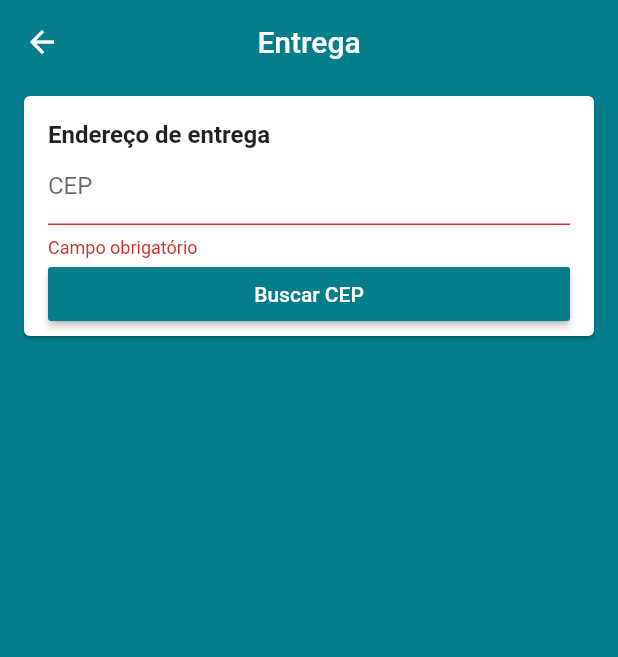
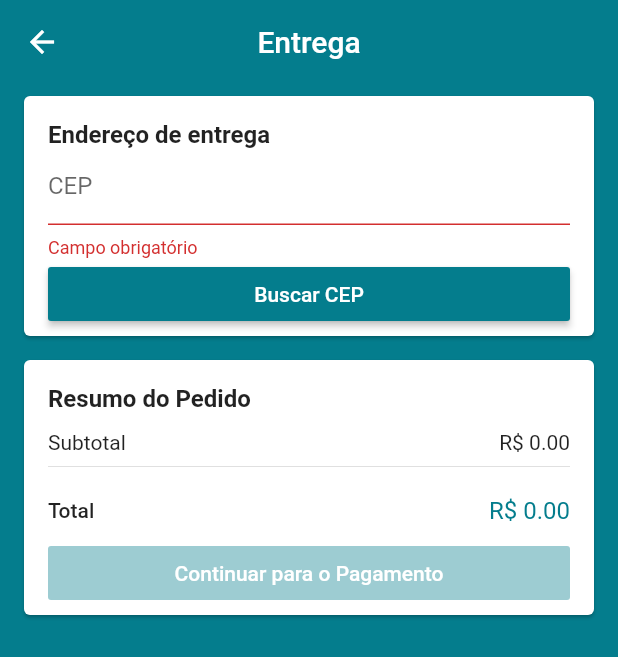
Before and after one commit to ThiagooSr/AppLojaVirtual, a Flutter app: the AddressScreen screen opened by its route, after a tap on "Buscar CEP", on a phone screen of 412 x 824 dp. Shown: the top 657 px of the screen. Run offline on Flutter 3.47's test engine with Material 2 defaults, Android fonts, the phone set to English and light mode, and no system bars; our stand-ins replace carousel_pro, cloud_firestore, dio, firebase_auth, firebase_storage, geolocator and 3 more; missing offline and left inert: alphabet_list_scroll_view; accounts and stored records are empty; statements that could not run were skipped.

Commit message:
Terminando as configurações para calcular o frete. Foi adicionado a informação de CEP invalido.

```diff
--- a/lib/common/price_card.dart
+++ b/lib/common/price_card.dart
@@ -13,6 +13,8 @@ class PriceCard extends StatelessWidget {
   Widget build(BuildContext context) {
     final cartManager = context.watch<CartManager>();
     final productsPrice = cartManager.productsPrice;
+    final deliveryPrice = cartManager.deliveryPrice;
+    final totalPrice = cartManager.totalPrice;
 
     return Card(
       margin: const EdgeInsets.symmetric(horizontal: 16, vertical: 8),
@@ -38,6 +40,18 @@ class PriceCard extends StatelessWidget {
               ],
             ),
             const Divider(),
+
+            if(deliveryPrice != null)
+              ...[
+                Row(
+                  mainAxisAlignment: MainAxisAlignment.spaceBetween,
+                  children: <Widget>[
+                    const Text('Entrega'),
+                    Text('R\$ ${deliveryPrice.toStringAsFixed(2)}')
+                  ],
+                ),
+                const Divider(),
+              ],
             const SizedBox(height: 12,),
             Row(
               mainAxisAlignment: MainAxisAlignment.spaceBetween,
@@ -45,7 +59,7 @@ class PriceCard extends StatelessWidget {
                 Text('Total',
                 style: TextStyle(fontWeight: FontWeight.w500),
                 ),
-                Text('R\$ ${productsPrice.toStringAsFixed(2)}',
+                Text('R\$ ${totalPrice.toStringAsFixed(2)}',
                   style: TextStyle(
                     color: Theme.of(context).primaryColor,
                     fontSize: 16.0,
--- a/lib/screens/address/address_screen.dart
+++ b/lib/screens/address/address_screen.dart
@@ -1,5 +1,8 @@
 import 'package:flutter/material.dart';
+import 'package:lojavirtualapp/common/price_card.dart';
+import 'package:lojavirtualapp/models/cart_manager.dart';
 import 'package:lojavirtualapp/screens/address/components/address_card.dart';
+import 'package:provider/provider.dart';
 
 class AddressScreen extends StatelessWidget {
   @override
@@ -12,6 +15,17 @@ class AddressScreen extends StatelessWidget {
       body:  ListView(
         children: <Widget>[
           AddressCard(),
+          Consumer<CartManager>(
+              builder: (_, cartManager, __){
+                return PriceCard(
+                  buttonText: 'Continuar para o Pagamento',
+                  onPressed: cartManager.isAddressValid ? (){
+
+                  } : null,
+                );
+              },
+              ),
+
         ],
       ),
     );
--- a/lib/screens/address/components/address_card.dart
+++ b/lib/screens/address/components/address_card.dart
@@ -29,6 +29,7 @@ class AddressCard extends StatelessWidget {
                   ),
                   CepInputField(address),
                   AddressInputField(address),
+
                 ],
               ),
             );
--- a/lib/screens/address/components/address_input_field.dart
+++ b/lib/screens/address/components/address_input_field.dart
@@ -12,13 +12,16 @@ class AddressInputField extends StatelessWidget {
   @override
   Widget build(BuildContext context) {
     final primaryColor = Theme.of(context).primaryColor;
+    final cartManager = context.watch<CartManager>();
+
     String emptyValidator(String text) =>
         text.isEmpty ? 'Campo obrigatório' : null;
 
-    if(address.zipCode != null)
+    if(address.zipCode != null && cartManager.deliveryPrice == null)
     return Column(
       children: <Widget>[
         TextFormField(
+          enabled: !cartManager.loading,
           initialValue: address.street,
           decoration: const InputDecoration(
             isDense: true,
@@ -32,6 +35,7 @@ class AddressInputField extends StatelessWidget {
           children: <Widget>[
             Expanded(
               child: TextFormField(
+                enabled: !cartManager.loading,
                 initialValue: address.number,
                 decoration: const InputDecoration(
                   isDense: true,
@@ -51,6 +55,7 @@ class AddressInputField extends StatelessWidget {
             ),
             Expanded(
               child: TextFormField(
+                enabled: !cartManager.loading,
                 initialValue: address.complement,
                 decoration: const InputDecoration(
                   isDense: true,
@@ -118,22 +123,44 @@ class AddressInputField extends StatelessWidget {
           ],
         ),
         const SizedBox(height: 8,),
+        if(!cartManager.loading)
+          LinearProgressIndicator(
+            valueColor: AlwaysStoppedAnimation(primaryColor),
+            backgroundColor: Colors.transparent,
+          ),
         RaisedButton(
           color: primaryColor,
           disabledColor: primaryColor.withAlpha(100),
           textColor: Colors.white,
-          onPressed: (){
+          onPressed: !cartManager.loading ? () async {
              if(Form.of(context).validate()){
                Form.of(context).save();
-               context.read<CartManager>().setAddress(address);
+               try {
+                await context.read<CartManager>().setAddress(address);
+               } catch (e){
+                 Scaffold.of(context).showSnackBar(
+                   SnackBar(
+                       content: Text('$e'),
+                     backgroundColor: Colors.red,
+                   )
+                 );
+               }
              }
-          },
+          } : null,
           child: const Text('Calcular Frete'),
         ),
       ],
     );
-    else
-      return Container();
+    else if(address.zipCode != null)
+      return
+      Padding(
+        padding: const EdgeInsets.only(bottom: 16),
+        child:  Text(
+            '${address.street}, ${address.number}\n${address.district}\n'
+                '${address.city} - ${address.state}'
+        ),
+      );
+    else return Container();
 
   }
 }
--- a/lib/screens/address/components/cep_input_field.dart
+++ b/lib/screens/address/components/cep_input_field.dart
@@ -5,24 +5,35 @@ import 'package:lojavirtualapp/common/custom_icon_button.dart';
 import 'package:lojavirtualapp/models/address.dart';
 import 'package:lojavirtualapp/models/cart_manager.dart';
 import 'package:provider/provider.dart';
-class CepInputField extends StatelessWidget {
 
-  CepInputField(this.address);
+class CepInputField extends StatefulWidget {
+
+  const CepInputField(this.address);
 
   final Address address;
+
+
+  @override
+  _CepInputFieldState createState() => _CepInputFieldState();
+}
+
+class _CepInputFieldState extends State<CepInputField> {
 
   final TextEditingController cepController = TextEditingController();
 
   @override
   Widget build(BuildContext context) {
+    final cartManager = context.watch<CartManager>();
     final primaryColor = Theme.of(context).primaryColor;
 
 
-    if(address.zipCode == null)
+
+    if(widget.address.zipCode == null)
     return Column(
       crossAxisAlignment: CrossAxisAlignment.stretch,
       children: <Widget>[
         TextFormField(
+          enabled: !cartManager.loading,
           controller: cepController,
           decoration: const InputDecoration(
             isDense: true,
@@ -43,14 +54,28 @@ class CepInputField extends StatelessWidget {
           },
 
         ),
+        if(cartManager.loading)
+          LinearProgressIndicator(
+        valueColor: AlwaysStoppedAnimation(primaryColor),
+            backgroundColor: Colors.transparent,
+          ),
         RaisedButton(
-          onPressed: (){
+          onPressed: !cartManager.loading ? () async {
             if(Form.of(context).validate()){
-              context.read<CartManager>().getAddress(cepController.text);
+              try {
+                await context.read<CartManager>().getAddress(cepController.text);
+              }catch (e){
+                Scaffold.of(context).showSnackBar(
+                SnackBar(
+                  content: Text('$e'),
+                  backgroundColor: Colors.red,
+                )
+                );
+              }
 
             }
 
-          },
+          } : null,
           textColor: Colors.white,
           color: primaryColor,
           disabledColor: primaryColor.withAlpha(100),
@@ -65,7 +90,7 @@ class CepInputField extends StatelessWidget {
           children: <Widget>[
             Expanded(
               child: Text(
-                'CEP: ${address.zipCode}',
+                'CEP: ${widget.address.zipCode}',
                 style: TextStyle(
                   color: primaryColor,
                   fontWeight: FontWeight.w600
```
Also changed, not shown: lib/models/cart_manager.dart (+39 -9 lines).
